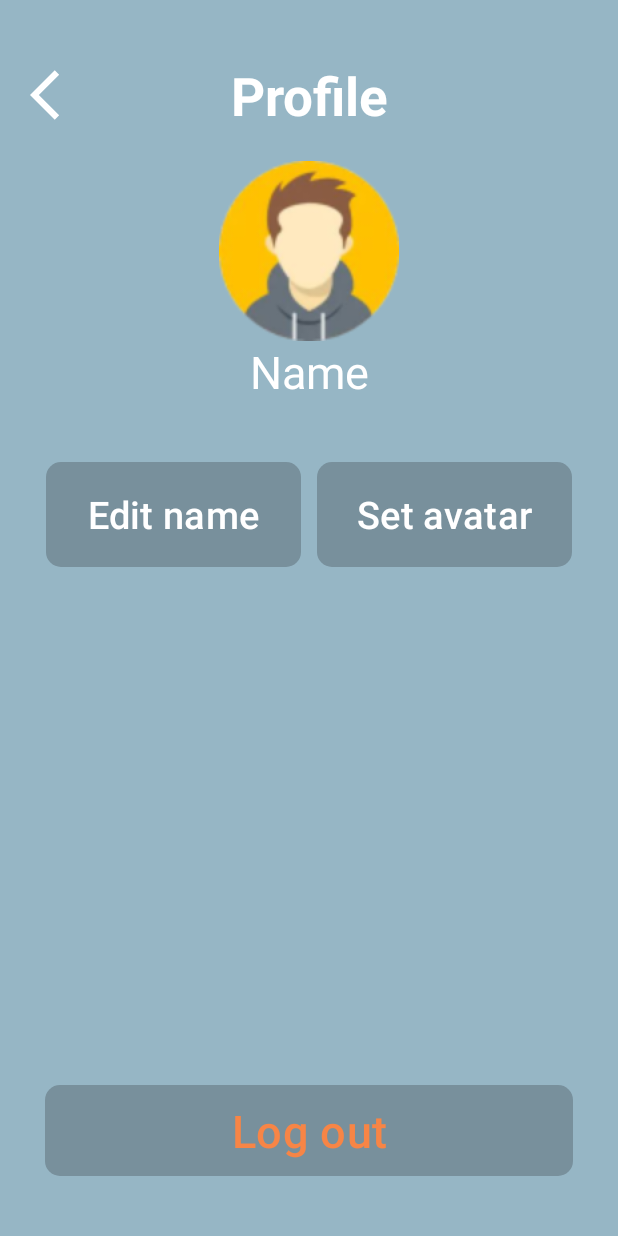
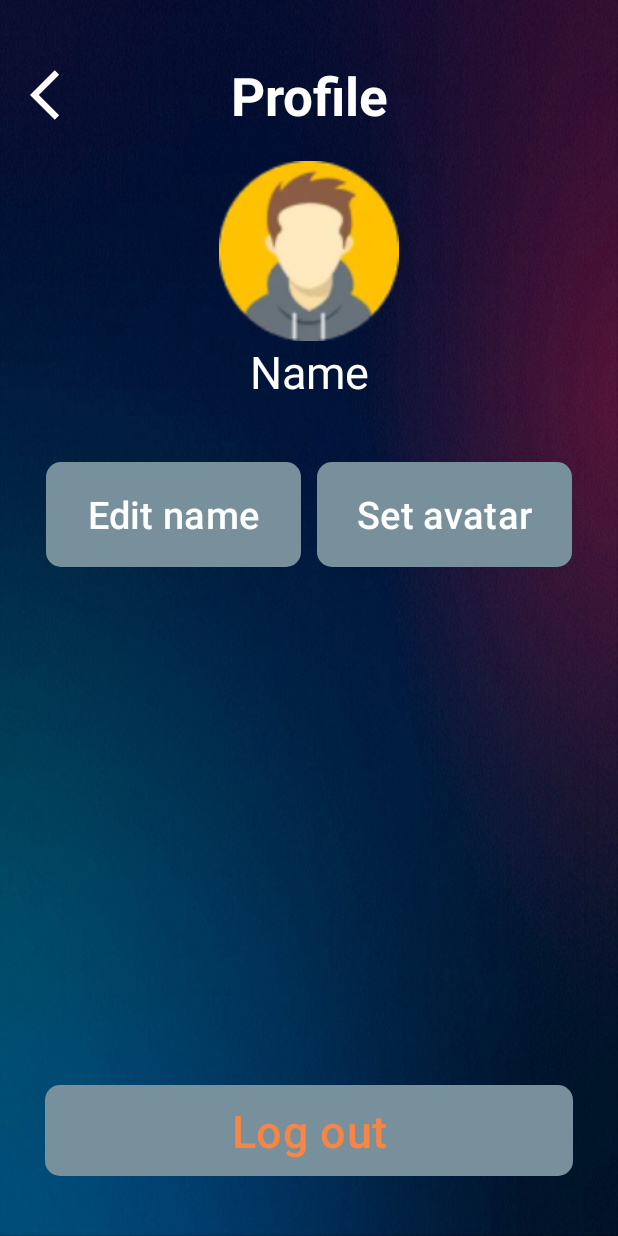
Before and after one commit to triietnguyen/Chat_App, an Android app: the HelloWorld screen opened directly, with no data from a screen before it, on a phone screen of 412 x 824 dp. Run offline under Robolectric (Android 15) with nearby library versions, the phone set to English and light mode, and no system bars.

Commit message:
done profile and messageList

```diff
--- a/app/src/main/res/layout/activity_messageslist.xml
+++ b/app/src/main/res/layout/activity_messageslist.xml
@@ -3,7 +3,7 @@
     xmlns:app="http://schemas.android.com/apk/res-auto"
     android:layout_width="match_parent"
     android:layout_height="match_parent"
-    android:background="#96B6C5"
+    android:background="@drawable/chatapp_background"
     android:orientation="vertical">
     <LinearLayout
         android:layout_width="match_parent"
--- a/app/src/main/res/layout/activity_profile.xml
+++ b/app/src/main/res/layout/activity_profile.xml
@@ -3,7 +3,7 @@
     xmlns:app="http://schemas.android.com/apk/res-auto"
     android:layout_width="match_parent"
     android:layout_height="match_parent"
-    android:background="#96B6C5"
+    android:background="@drawable/chatapp_background"
     android:orientation="vertical">
     <LinearLayout
         android:layout_width="match_parent"
```
